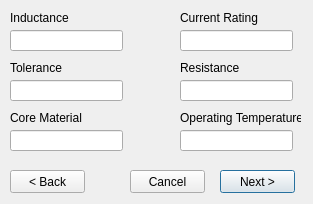
The window that AltiumPartsDB/inductor_dlg.ui (fierst/parts-db-editor) describes before a commit, drawn with Qt 5.
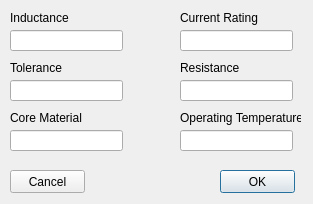
The same window after the commit.

The edit to the form file:
```diff
--- a/AltiumPartsDB/inductor_dlg.ui
+++ b/AltiumPartsDB/inductor_dlg.ui
@@ -164,13 +164,13 @@
     </rect>
    </property>
    <property name="text">
-    <string>Next &gt;</string>
+    <string>OK</string>
    </property>
   </widget>
   <widget class="QPushButton" name="btn_cancel">
    <property name="geometry">
     <rect>
-     <x>130</x>
+     <x>10</x>
      <y>170</y>
      <width>75</width>
      <height>23</height>
@@ -180,19 +180,6 @@
     <string>Cancel</string>
    </property>
   </widget>
-  <widget class="QPushButton" name="btn_back">
-   <property name="geometry">
-    <rect>
-     <x>10</x>
-     <y>170</y>
-     <width>75</width>
-     <height>23</height>
-    </rect>
-   </property>
-   <property name="text">
-    <string>&lt; Back</string>
-   </property>
-  </widget>
  </widget>
  <resources/>
  <connections/>
```
Left out of the diff: 18 changed lines with no effect on the pictures.
